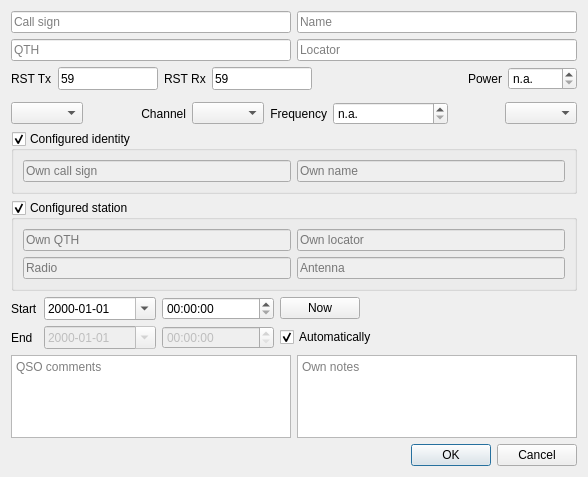
gitandy/DragonLog, file ui_files/DragonLog_QSOForm.ui: the form before one commit.
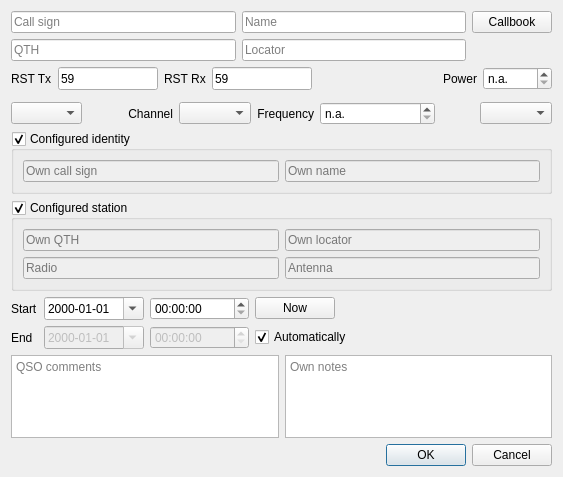
The form after the commit.

Commit message: Added callbook search

```diff
--- a/ui_files/DragonLog_QSOForm.ui
+++ b/ui_files/DragonLog_QSOForm.ui
@@ -6,7 +6,7 @@
    <rect>
     <x>0</x>
     <y>0</y>
-    <width>588</width>
+    <width>563</width>
     <height>477</height>
    </rect>
   </property>
@@ -17,39 +17,42 @@
    <item>
     <layout class="QVBoxLayout" name="verticalLayout_2">
      <item>
-      <layout class="QHBoxLayout" name="horizontalLayout_2">
-       <item>
-        <widget class="QLineEdit" name="callSignLineEdit">
-         <property name="placeholderText">
-          <string>Call sign</string>
-         </property>
-        </widget>
-       </item>
-       <item>
+      <layout class="QGridLayout" name="gridLayout_3">
+       <item row="0" column="1">
         <widget class="QLineEdit" name="nameLineEdit">
          <property name="placeholderText">
           <string>Name</string>
          </property>
         </widget>
        </item>
-      </layout>
-     </item>
-     <item>
-      <layout class="QHBoxLayout" name="horizontalLayout_3">
-       <item>
+       <item row="0" column="0">
+        <widget class="QLineEdit" name="callSignLineEdit">
+         <property name="placeholderText">
+          <string>Call sign</string>
+         </property>
+        </widget>
+       </item>
+       <item row="1" column="0">
         <widget class="QLineEdit" name="QTHLineEdit">
          <property name="placeholderText">
           <string>QTH</string>
          </property>
         </widget>
        </item>
-       <item>
+       <item row="1" column="1">
         <widget class="QLineEdit" name="locatorLineEdit">
          <property name="placeholderText">
           <string>Locator</string>
          </property>
         </widget>
        </item>
+       <item row="0" column="2">
+        <widget class="QPushButton" name="searchCallbookPushButton">
+         <property name="text">
+          <string>Callbook</string>
+         </property>
+        </widget>
+       </item>
       </layout>
      </item>
      <item>
```
Left out of the diff: 17 changed lines with no effect on the pictures. The commit also changes 6 other files.
